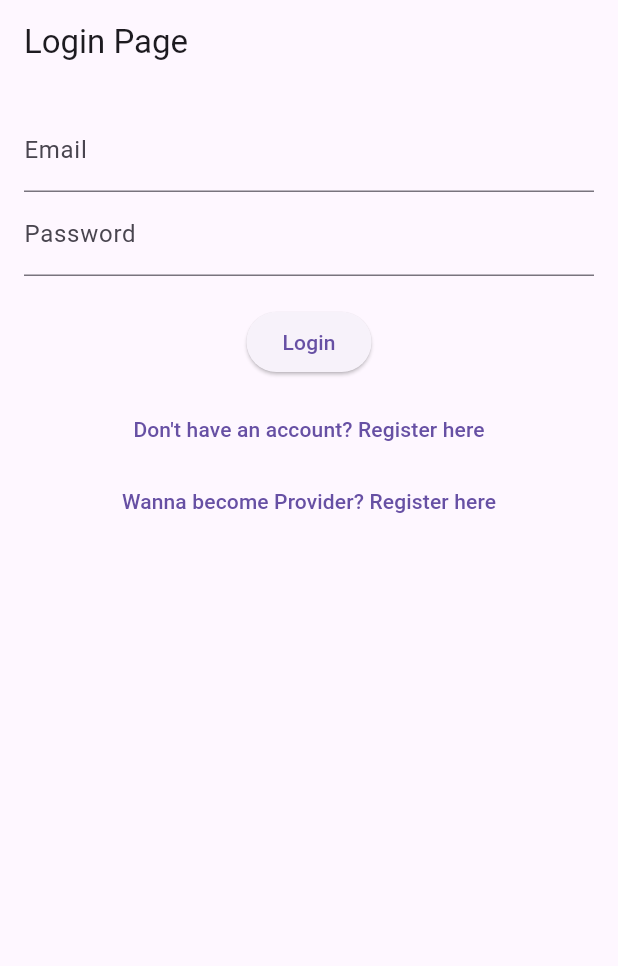
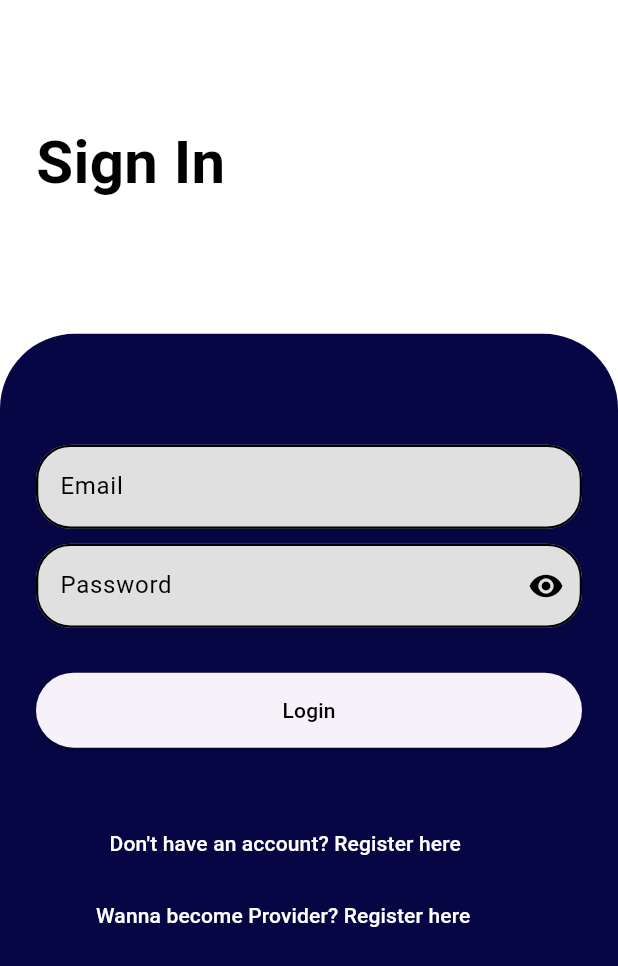
Before and after one commit to hi5sutex/service_provider, a Flutter app: the screen it shows after launch, on a phone screen of 412 x 824 dp. Shown: the top 966 px of the screen. Run offline on Flutter 3.47's test engine with Material 3 defaults, Android fonts, the phone set to English and light mode, and no system bars; our stand-ins replace carousel_slider, cloud_firestore, dio, firebase_auth, firebase_core, geolocator and 2 more; missing offline and left inert: email_otp; accounts and stored records are empty.

Commit message:
LOGIN PAGE

```diff
--- a/lib/User Panel/user_login.dart
+++ b/lib/User Panel/user_login.dart
@@ -18,15 +18,14 @@ class _LoginPageState extends State<LoginPage> {
   final FirebaseAuth _auth = FirebaseAuth.instance;
 
   bool isLoading = false;
+  bool _isObscure = true; // Control for password visibility
 
-  // Method to log in with email and password
   Future<void> loginWithEmailAndPassword() async {
     setState(() {
       isLoading = true;
     });
 
     try {
-      // Log in user with Firebase Auth
       UserCredential userCredential = await _auth.signInWithEmailAndPassword(
         email: emailController.text.trim(),
         password: passwordController.text.trim(),
@@ -34,57 +33,51 @@ class _LoginPageState extends State<LoginPage> {
 
       String uid = userCredential.user!.uid;
 
-      // Check if the user is in the 'admins' collection
       DocumentSnapshot adminDoc = await FirebaseFirestore.instance
           .collection('admins')
           .doc(uid)
           .get();
 
       if (adminDoc.exists) {
-        // User is an admin
         ScaffoldMessenger.of(context).showSnackBar(
           const SnackBar(content: Text("Login Successful as Admin!")),
         );
         Navigator.pushReplacement(
           context,
           MaterialPageRoute(
-            builder: (context) => MainAdminPanel(), // Navigate to Admin's Main Panel
+            builder: (context) => MainAdminPanel(),
           ),
         );
       } else {
-        // Check if the user is in the 'users' collection
         DocumentSnapshot userDoc = await FirebaseFirestore.instance
             .collection('users')
             .doc(uid)
             .get();
 
         if (userDoc.exists) {
-          // User is a normal user
           ScaffoldMessenger.of(context).showSnackBar(
             const SnackBar(content: Text("Login Successful as User!")),
           );
           Navigator.pushReplacement(
             context,
             MaterialPageRoute(
-              builder: (context) => MainHome(), // Navigate to User's Main Home
+              builder: (context) => MainHome(),
             ),
           );
         } else {
-          // Check if the user is in the 'providers' collection
           DocumentSnapshot providerDoc = await FirebaseFirestore.instance
               .collection('providers')
               .doc(uid)
               .get();
 
           if (providerDoc.exists) {
-            // User is a provider
             ScaffoldMessenger.of(context).showSnackBar(
               const SnackBar(content: Text("Login Successful as Provider!")),
             );
             Navigator.pushReplacement(
               context,
               MaterialPageRoute(
-                builder: (context) => Main(), // Replace with Provider's Main Panel
+                builder: (context) => Main(),
               ),
             );
           } else {
@@ -113,61 +106,175 @@ class _LoginPageState extends State<LoginPage> {
     }
   }
 
-
-
   @override
   Widget build(BuildContext context) {
     return Scaffold(
-      appBar: AppBar(title: const Text("Login Page")),
-      body: isLoading
+      backgroundColor: Colors.white,
+      resizeToAvoidBottomInset: false,
+      body: Column(
+        children: [
+          Row(
+            children: [
+              Container(
+                height: MediaQuery.of(context).size.height * 0.27,
+                child: Padding(
+                  padding: const EdgeInsets.only(top: 80, left: 24),
+                  child: const Text(
+                    'Sign In',
+                    style: TextStyle(
+                      color: Colors.black,
+                      fontSize: 40,
+                      fontWeight: FontWeight.bold,
+                    ),
+                  ),
+                ),
+              ),
+            ],
+          ),
+          Expanded(
+            child: Stack(
+              children: [
+                Container(
+                  decoration: const BoxDecoration(
+                    color: Color(0xFF060644),
+                    borderRadius: BorderRadius.only(
+                      topLeft: Radius.circular(50),
+                      topRight: Radius.circular(50),
+                    ),
+                  ),
+                  padding: const EdgeInsets.all(24.0),
+                  child: SingleChildScrollView(
+                    child: isLoading
                         ? const Center(child: CircularProgressIndicator())
-          : Padding(
-        padding: const EdgeInsets.all(16.0),
-        child: Column(
+                        : Column(
+                      mainAxisAlignment: MainAxisAlignment.center,
+                      crossAxisAlignment: CrossAxisAlignment.start,
                       children: [
+                        const SizedBox(height: 50),
                         TextFormField(
                           controller: emailController,
-              decoration: const InputDecoration(labelText: 'Email'),
+                          decoration: InputDecoration(
+                            hintText: "Email",
+                            hintStyle: const TextStyle(
+                              color: Colors.black,
+                            ),
+                            enabledBorder: OutlineInputBorder(
+                              borderRadius: BorderRadius.circular(23.0),
+                              borderSide: BorderSide(
+                                color: Colors.black,
+                                width: 1.5,
+                              ),
+                            ),
+                            focusedBorder: OutlineInputBorder(
+                              borderRadius: BorderRadius.circular(22.0),
+                            ),
+                            fillColor: Colors.grey[300],
+                            filled: true,
+                          ),
                           keyboardType: TextInputType.emailAddress,
+                          style: const TextStyle(
+                            color: Colors.black,
+                            fontSize: 16,
                           ),
+                        ),
+                        const SizedBox(height: 10),
                         TextFormField(
                           controller: passwordController,
-              decoration: const InputDecoration(labelText: 'Password'),
-              obscureText: true,
+                          decoration: InputDecoration(
+                            hintText: "Password",
+                            hintStyle: const TextStyle(
+                              color: Colors.black,
                             ),
-            const SizedBox(height: 20),
+                            enabledBorder: OutlineInputBorder(
+                              borderRadius: BorderRadius.circular(23.0),
+                              borderSide: BorderSide(
+                                color: Colors.black,
+                                width: 1.5,
+                              ),
+                            ),
+                            focusedBorder: OutlineInputBorder(
+                              borderRadius: BorderRadius.circular(22.0),
+                            ),
+                            fillColor: Colors.grey[300],
+                            filled: true,
+                            suffixIcon: IconButton(
+                              icon: Icon(
+                                _isObscure
+                                    ? Icons.visibility
+                                    : Icons.visibility_off,
+                                color: Colors.black,
+                              ),
+                              onPressed: () {
+                                setState(() {
+                                  _isObscure = !_isObscure;
+                                });
+                              },
+                            ),
+                          ),
+                          obscureText: _isObscure,
+                          style: const TextStyle(
+                            color: Colors.black,
+                            fontSize: 16,
+                          ),
+                        ),
+                        const SizedBox(height: 30),
                         ElevatedButton(
                           onPressed: loginWithEmailAndPassword,
                           child: const Text("Login"),
+                          style: ElevatedButton.styleFrom(
+                            minimumSize: const Size(double.infinity, 50),
+                            foregroundColor: Colors.black,
                           ),
-            const SizedBox(height: 10),
-            TextButton(
+                        ),
+                        const SizedBox(height: 40),
+                        Padding(
+                          padding: const EdgeInsets.only(left: 37),
+                          child: TextButton(
                             onPressed: () {
-                // Navigate to registration page
                               Navigator.push(
                                 context,
                                 MaterialPageRoute(
-                    builder: (context) => RegistrationPage(), // Replace with your registration page
+                                  builder: (context) =>
+                                      RegistrationPage(),
                                 ),
                               );
                             },
-              child: const Text("Don't have an account? Register here"),
+                            style: TextButton.styleFrom(
+                              foregroundColor: Colors.white,
                             ),
-            TextButton(
+                            child: const Text(
+                                "Don't have an account? Register here"),
+                          ),
+                        ),
+                        Padding(
+                          padding: const EdgeInsets.only(left: 28),
+                          child: TextButton(
                             onPressed: () {
-                // Navigate to registration page
                               Navigator.push(
                                 context,
                                 MaterialPageRoute(
-                    builder: (context) => RegisterScreen(), // Replace with your registration page
+                                  builder: (context) =>
+                                      RegisterScreen(),
                                 ),
                               );
                             },
-              child: const Text("Wanna become Provider? Register here"),
+                            style: TextButton.styleFrom(
+                              foregroundColor: Colors.white,
+                            ),
+                            child: const Text(
+                                "Wanna become Provider? Register here"),
+                          ),
+                        ),
+                        const SizedBox(height: 190),
+                      ],
+                    ),
+                  ),
                 ),
               ],
             ),
           ),
+        ],
+      ),
     );
   }
 }
--- a/lib/User Panel/user_registration.dart
+++ b/lib/User Panel/user_registration.dart
@@ -1,7 +1,7 @@
 import 'package:flutter/material.dart';
 import 'package:email_otp/email_otp.dart';
-import 'package:firebase_auth/firebase_auth.dart';
-import 'package:cloud_firestore/cloud_firestore.dart';
+// import 'package:firebase_auth/firebase_auth.dart';
+// import 'package:cloud_firestore/cloud_firestore.dart';
 import 'package:service_provider/User Panel/user_verification.dart';
 import 'package:service_provider/User%20Panel/user_login.dart'; // OTP verification page
 
```
Also changed, not shown: pubspec.lock. Lines whose indentation alone changed are shown as unchanged.
